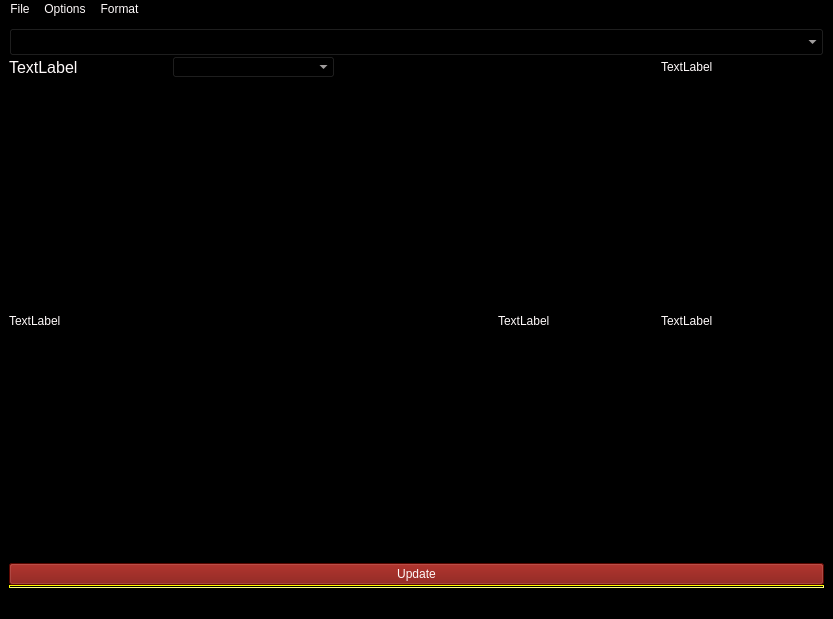
Before: the Qt Designer form elite_colonisationv2Alt.ui in Roescoe/elite-colonisation-v-2, drawn with Qt 5.
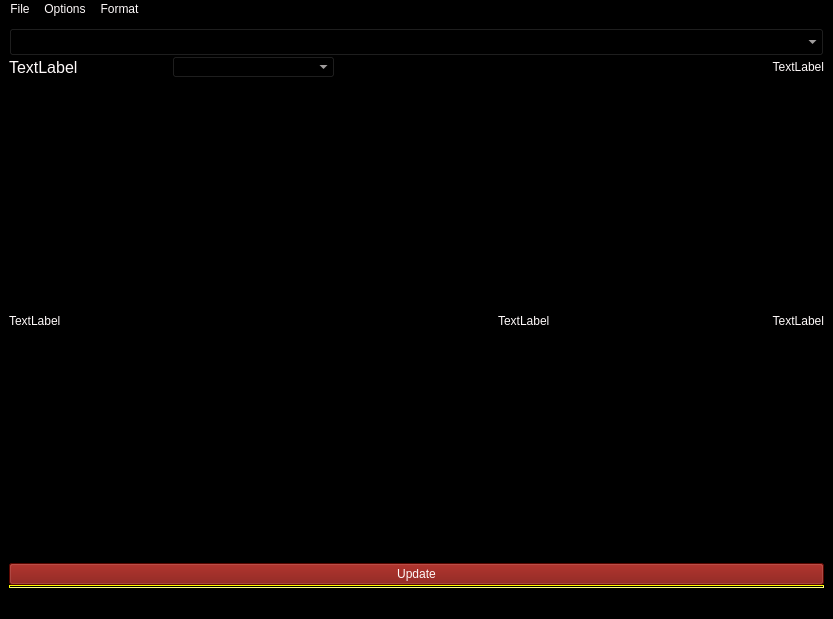
After: the same form once the commit is applied.

Commit message: Format Text

The edit to the form file:
```diff
--- a/elite_colonisationv2Alt.ui
+++ b/elite_colonisationv2Alt.ui
@@ -55,6 +55,9 @@
       <property name="text">
        <string>TextLabel</string>
       </property>
+      <property name="alignment">
+       <set>Qt::AlignRight|Qt::AlignTrailing|Qt::AlignVCenter</set>
+      </property>
      </widget>
     </item>
     <item row="4" column="0" colspan="5">
@@ -104,6 +107,9 @@
       <property name="text">
        <string>TextLabel</string>
       </property>
+      <property name="alignment">
+       <set>Qt::AlignRight|Qt::AlignTrailing|Qt::AlignVCenter</set>
+      </property>
      </widget>
     </item>
     <item row="0" column="0" colspan="5">
```
The commit also changes 1 other file.
